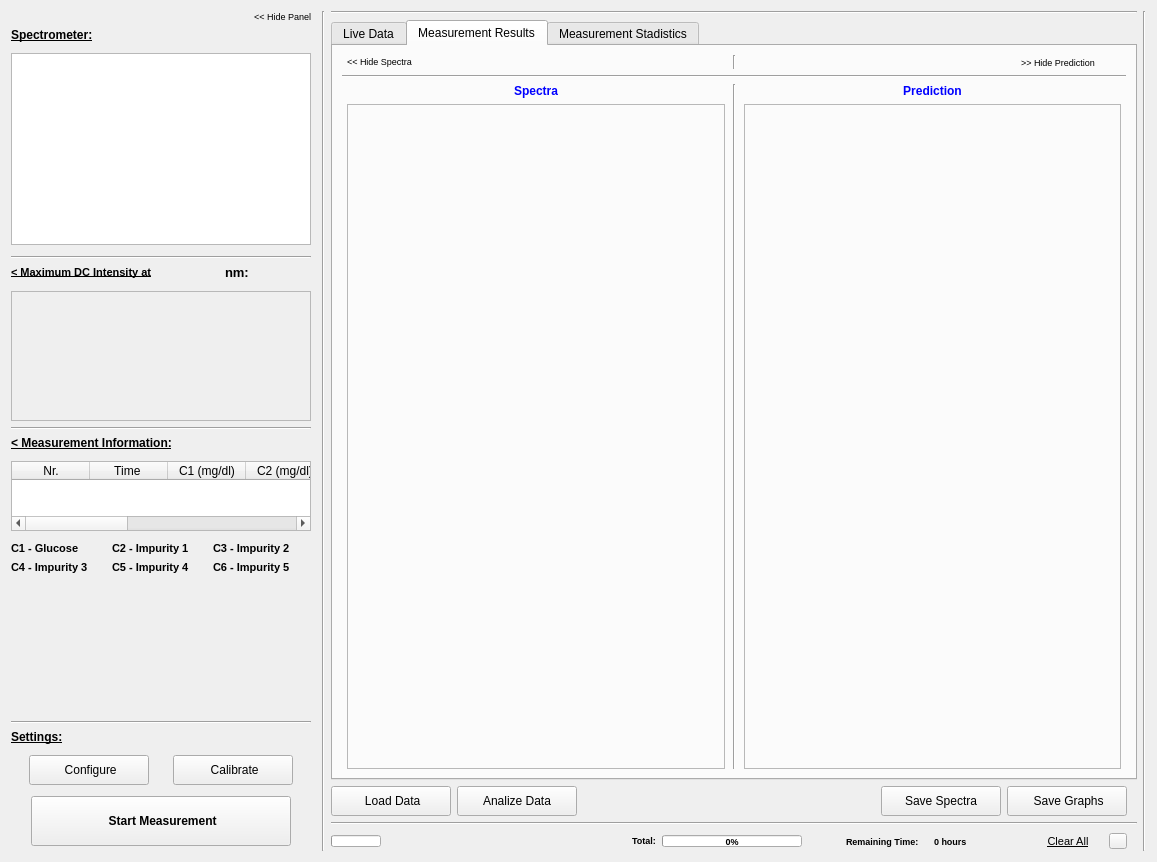
CesarCarvajal/Oxymetry-Backup-2018, file pol_panel.ui: the form before one commit.
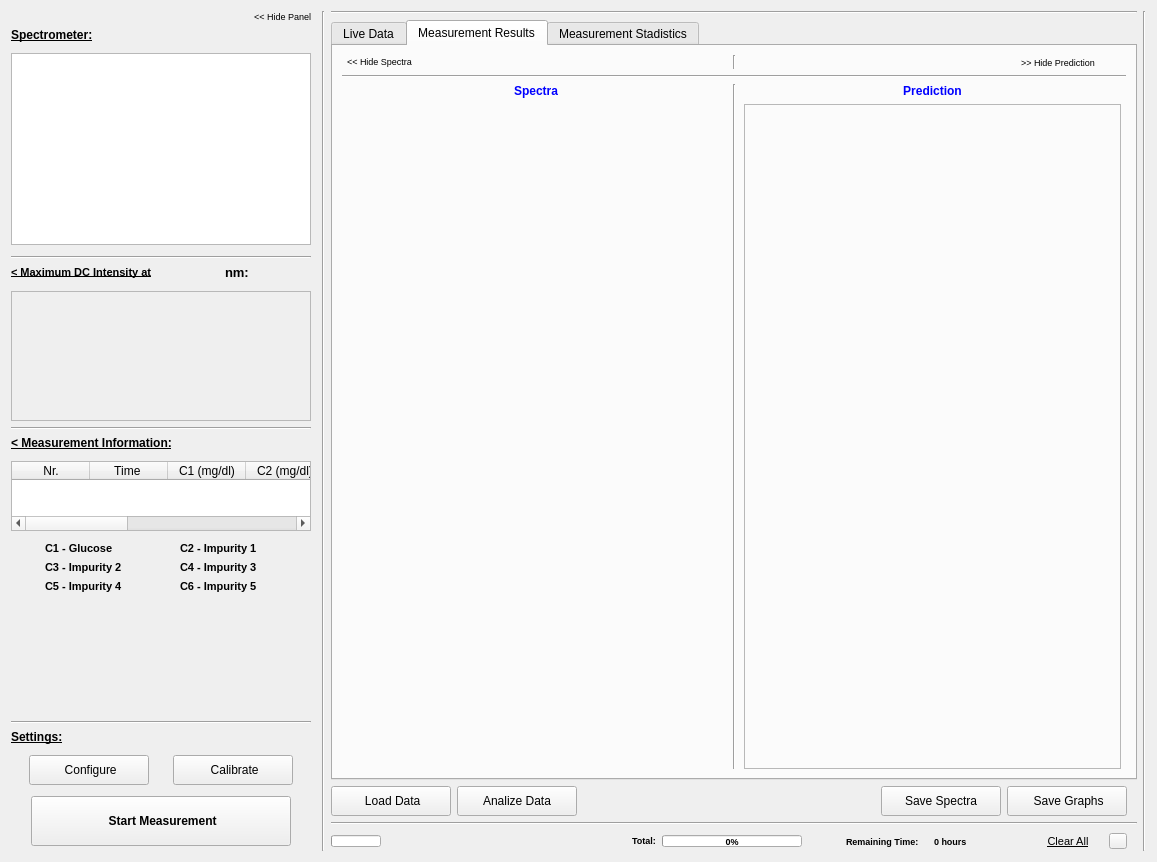
The form after the commit. The open tabs and pages were chosen to show the change. Icons and pictures are not drawn. Custom widgets are drawn as their Qt base class.

```diff
--- a/pol_panel.ui
+++ b/pol_panel.ui
@@ -832,6 +832,9 @@
            <property name="text">
             <string>C1 - Glucose</string>
            </property>
+           <property name="alignment">
+            <set>Qt::AlignJustify|Qt::AlignVCenter</set>
+           </property>
           </widget>
          </item>
          <item>
@@ -982,8 +985,15 @@
            <property name="text">
             <string>C2 - Impurity 1</string>
            </property>
+           <property name="alignment">
+            <set>Qt::AlignJustify|Qt::AlignVCenter</set>
+           </property>
           </widget>
          </item>
+        </layout>
+       </item>
+       <item>
+        <layout class="QHBoxLayout" name="horizontalLayout_19">
          <item>
           <widget class="QLabel" name="label_S3">
            <property name="sizePolicy">
@@ -1132,12 +1142,11 @@
            <property name="text">
             <string>C3 - Impurity 2</string>
            </property>
+           <property name="alignment">
+            <set>Qt::AlignJustify|Qt::AlignVCenter</set>
+           </property>
           </widget>
          </item>
-        </layout>
-       </item>
-       <item>
-        <layout class="QHBoxLayout" name="horizontalLayout_19">
          <item>
           <widget class="QLabel" name="label_S4">
            <property name="sizePolicy">
@@ -1286,8 +1295,15 @@
            <property name="text">
             <string>C4 - Impurity 3</string>
            </property>
+           <property name="alignment">
+            <set>Qt::AlignJustify|Qt::AlignVCenter</set>
+           </property>
           </widget>
          </item>
+        </layout>
+       </item>
+       <item>
+        <layout class="QHBoxLayout" name="horizontalLayout_20">
          <item>
           <widget class="QLabel" name="label_S5">
            <property name="sizePolicy">
@@ -1436,6 +1452,9 @@
            <property name="text">
             <string>C5 - Impurity 4</string>
            </property>
+           <property name="alignment">
+            <set>Qt::AlignJustify|Qt::AlignVCenter</set>
+           </property>
           </widget>
          </item>
          <item>
@@ -1586,6 +1605,9 @@
            <property name="text">
             <string>C6 - Impurity 5</string>
            </property>
+           <property name="alignment">
+            <set>Qt::AlignJustify|Qt::AlignVCenter</set>
+           </property>
           </widget>
          </item>
         </layout>
@@ -1907,7 +1929,7 @@
             <enum>QTabWidget::Rounded</enum>
            </property>
            <property name="currentIndex">
-            <number>0</number>
+            <number>1</number>
            </property>
            <property name="iconSize">
             <size>
@@ -2989,7 +3011,7 @@
                <item>
                 <layout class="QHBoxLayout" name="horizontalLayout_16">
                  <item>
-                  <widget class="QLabel" name="label_2">
+                  <widget class="ClickableLabel" name="label_2">
                    <property name="minimumSize">
                     <size>
                      <width>100</width>
@@ -3076,7 +3098,7 @@
                   </widget>
                  </item>
                  <item>
-                  <widget class="QLabel" name="label_5">
+                  <widget class="ClickableLabel" name="label_5">
                    <property name="minimumSize">
                     <size>
                      <width>100</width>
@@ -3205,19 +3227,18 @@
                   </widget>
                  </item>
                  <item>
-                  <widget class="Plot" name="frame">
+                  <widget class="QWidget" name="widget" native="true">
                    <property name="sizePolicy">
                     <sizepolicy hsizetype="Expanding" vsizetype="Expanding">
                      <horstretch>0</horstretch>
                      <verstretch>0</verstretch>
                     </sizepolicy>
                    </property>
-                   <property name="frameShape">
-                    <enum>QFrame::StyledPanel</enum>
-                   </property>
-                   <property name="frameShadow">
-                    <enum>QFrame::Raised</enum>
-                   </property>
+                   <layout class="QHBoxLayout" name="horizontalLayout_22">
+                    <item>
+                     <layout class="QHBoxLayout" name="VLP"/>
+                    </item>
+                   </layout>
                   </widget>
                  </item>
                 </layout>
@@ -3332,6 +3353,9 @@
                  </item>
                  <item>
                   <widget class="Plot" name="qwtPlot_Pol_Prediction">
+                   <property name="enabled">
+                    <bool>true</bool>
+                   </property>
                    <property name="sizePolicy">
                     <sizepolicy hsizetype="Expanding" vsizetype="Expanding">
                      <horstretch>0</horstretch>
```
